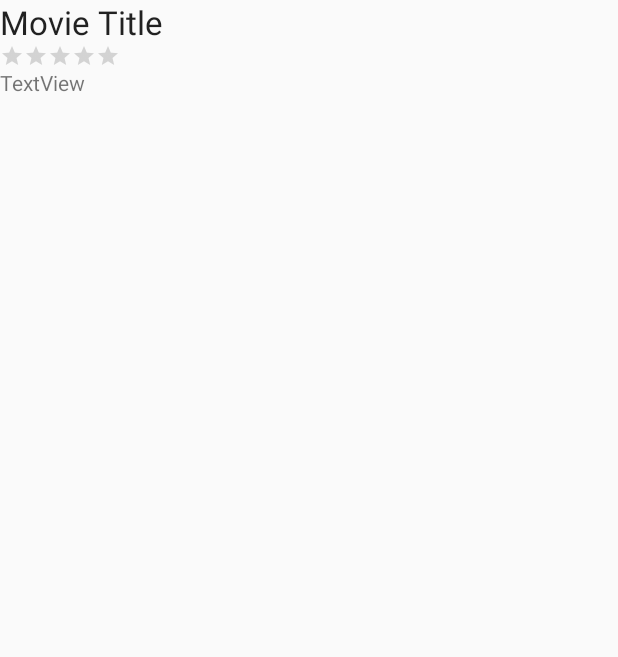
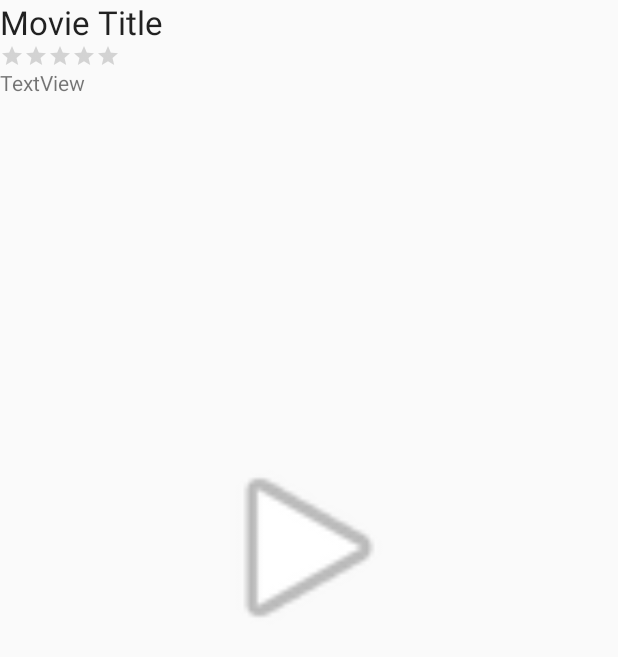
Before and after one commit to dtavana/FBU-Flixster, an Android app: the layout activity_movie_details.xml on its own in the app's theme, with its tools: preview values and no code run, on a phone screen of 412 x 824 dp. Shown: the top 657 px of the screen. Run offline under Robolectric (Android 15) with nearby library versions, the phone set to English and light mode, and no system bars.

Commit message:
Add play button to background

```diff
--- a/app/src/main/res/layout/activity_movie_details.xml
+++ b/app/src/main/res/layout/activity_movie_details.xml
@@ -39,4 +39,14 @@
         android:layout_below="@+id/tvTitle"
         android:numStars="5"
         android:stepSize="0.5" />
+
+    <ImageView
+        android:id="@+id/ivPlay"
+        android:layout_width="137dp"
+        android:layout_height="174dp"
+        android:layout_below="@+id/tvOverview"
+        android:layout_centerHorizontal="true"
+        android:layout_marginTop="213dp"
+        app:srcCompat="@android:drawable/ic_media_play" />
+
 </RelativeLayout>
```
